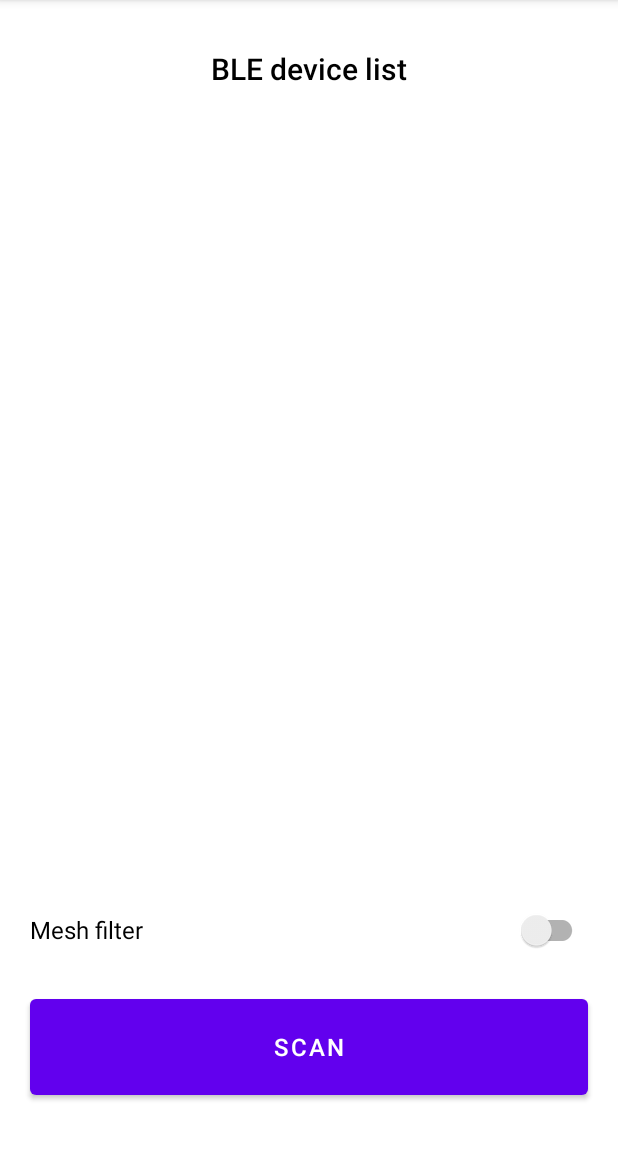
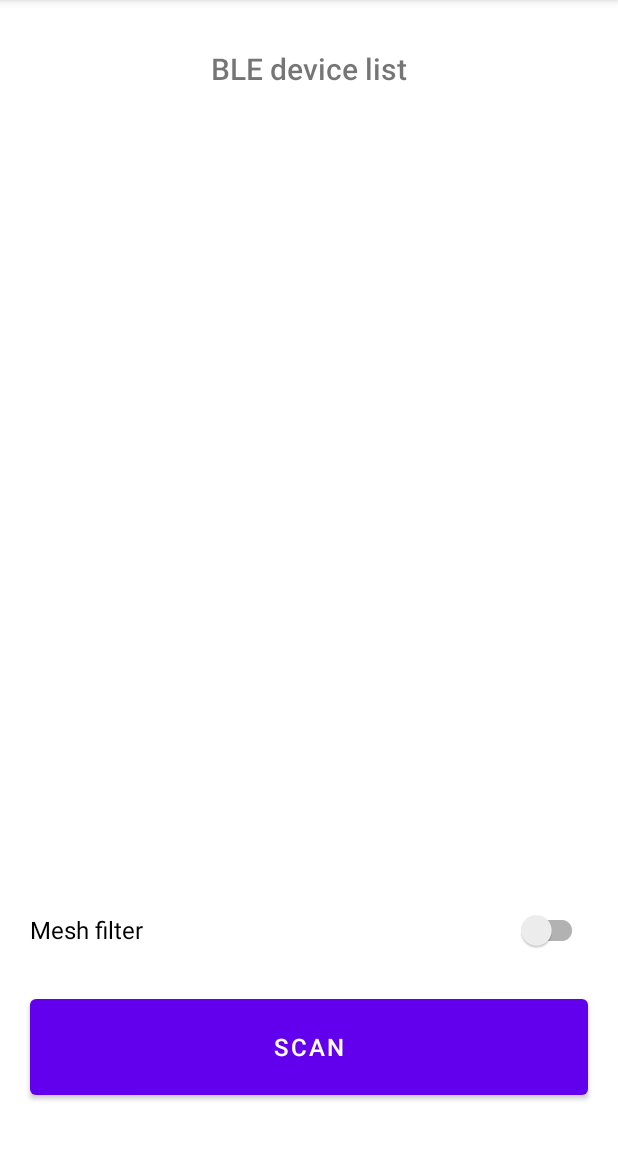
Before and after one commit to AndrewLaptev/ble_light_mobile, an Android app: the MainActivity screen opened directly, with no data from a screen before it, on a phone screen of 412 x 824 dp, the part 84-1236 px from its top. Run offline under Robolectric (Android 15) with nearby library versions, the phone set to English and light mode, and no system bars; 1 statement that could not run was skipped.

Commit message:
fix: add default text color to title text in activity_main.xml

```diff
--- a/app/src/main/res/layout/activity_main.xml
+++ b/app/src/main/res/layout/activity_main.xml
@@ -17,7 +17,6 @@
         android:text="BLE device list"
         android:textAlignment="center"
         android:textAllCaps="false"
-        android:textColor="@color/black"
         android:textSize="20sp"
         android:textStyle="bold"
         app:layout_constraintBottom_toBottomOf="parent"
@@ -78,6 +77,7 @@
         app:layout_constraintRight_toRightOf="parent"
         app:layout_constraintStart_toStartOf="parent"
         app:layout_constraintTop_toTopOf="parent"
-        app:layout_constraintVertical_bias="0.307"></ListView>
+        app:layout_constraintVertical_bias="0.307">
+    </ListView>
 
 </androidx.constraintlayout.widget.ConstraintLayout>
```
